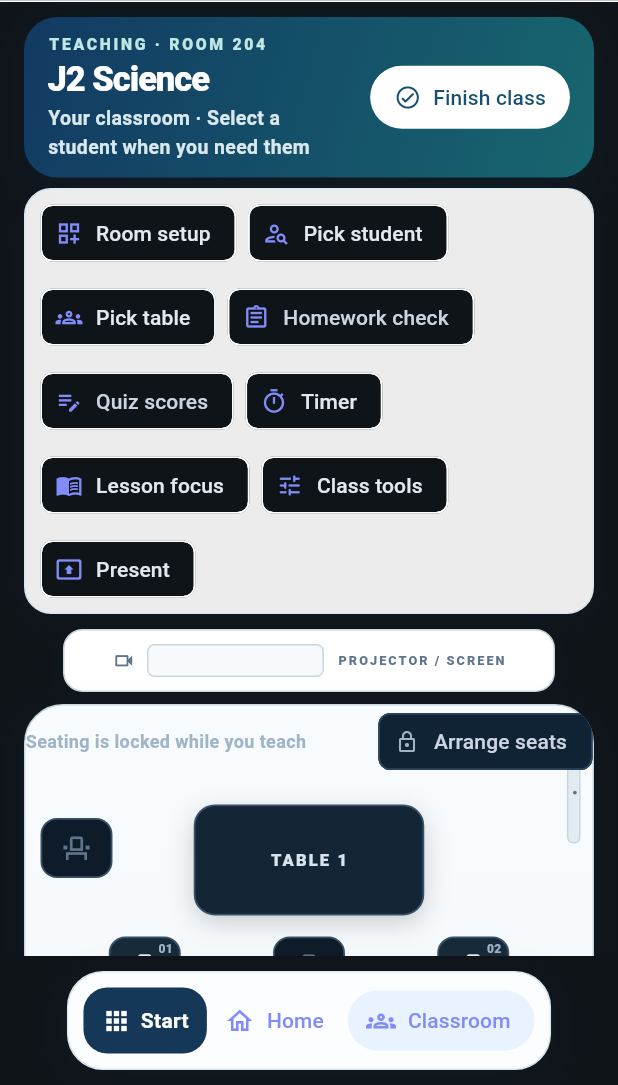
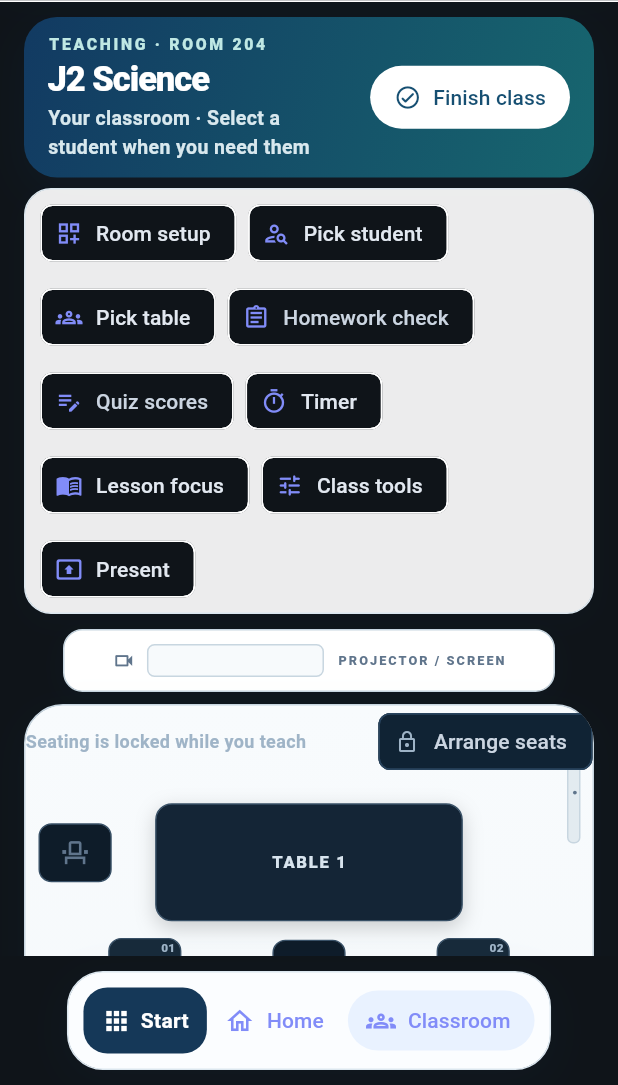
Before and after one commit to gastonstuart-lab/Gradeflow, a Flutter app: the TeachingJourney screen opened directly with empty values, item 3 of the bottom bar chosen, on a phone screen of 412 x 824 dp, the part 151-1236 px from its top. Run offline on Flutter 3.47's test engine with Material 3 defaults, Android fonts, the phone set to English and light mode, and no system bars; our stand-ins replace cloud_firestore, cloud_functions, csv, file_picker, firebase_auth, firebase_core and 10 more; missing offline and left inert: dart:js_interop, dart:ui_web, excel, icalendar_parser; accounts and stored records are empty.

Commit message:
refine: scale classroom groups and improve seating readability

```diff
--- a/lib/components/teaching_preview_room.dart
+++ b/lib/components/teaching_preview_room.dart
@@ -91,9 +91,8 @@ class _TeachingPreviewRoomState extends State<TeachingPreviewRoom> {
         return SingleChildScrollView(
           child: ConstrainedBox(
             constraints: BoxConstraints(
-              minHeight: constraints.maxHeight.isFinite
-                  ? constraints.maxHeight
-                  : 0,
+              minHeight:
+                  constraints.maxHeight.isFinite ? constraints.maxHeight : 0,
             ),
             child: Center(
               child: SizedBox(
@@ -184,7 +183,12 @@ class _TeachingPreviewRoomState extends State<TeachingPreviewRoom> {
                 widget.seats.length ~/ 4,
                 (table) => SizedBox(
                       width: width,
-                      child: _table(table),
+                      // Scale furniture and labels together, rather than
+                      // spreading fixed-size seats across a growing cell.
+                      child: FittedBox(
+                        fit: BoxFit.fitWidth,
+                        child: SizedBox(width: 480, child: _table(table)),
+                      ),
                     )));
       }),
     ]);
@@ -206,7 +210,7 @@ class _TeachingPreviewRoomState extends State<TeachingPreviewRoom> {
     final showLeftSide = !widget.allSideSeats && table == 0;
     final showRightSide = widget.allSideSeats || table == 2;
     final sideSeat = _seat(table * 4 + 3);
-    final sideSize = widget.presentation ? 72.0 : 64.0;
+    const sideSize = 80.0;
     final sidePlaceholder = SizedBox(width: sideSize, height: sideSize);
 
     return AnimatedContainer(
@@ -217,9 +221,7 @@ class _TeachingPreviewRoomState extends State<TeachingPreviewRoom> {
           horizontal: widget.presentation ? 8 : 2),
       decoration: BoxDecoration(
         color: lit
-            ? (dark
-                ? const Color(0x2239a0ff)
-                : const Color(0x143b82f6))
+            ? (dark ? const Color(0x2239a0ff) : const Color(0x143b82f6))
             : Colors.transparent,
         borderRadius: BorderRadius.circular(20),
       ),
@@ -236,10 +238,10 @@ class _TeachingPreviewRoomState extends State<TeachingPreviewRoom> {
               Expanded(
                 child: Center(
                   child: FractionallySizedBox(
-                    widthFactor: widget.presentation ? .72 : .68,
+                    widthFactor: .88,
                     child: AnimatedContainer(
                       duration: const Duration(milliseconds: 180),
-                      height: widget.presentation ? 88 : 74,
+                      height: widget.presentation ? 108 : 100,
                       decoration: BoxDecoration(
                         color: tableSurface,
                         borderRadius: BorderRadius.circular(14),
@@ -261,7 +263,7 @@ class _TeachingPreviewRoomState extends State<TeachingPreviewRoom> {
                         child: Text(
                           'TABLE ${table + 1}',
                           style: TextStyle(
-                            fontSize: widget.presentation ? 14 : 11,
+                            fontSize: 14,
                             letterSpacing: 1.45,
                             color: dark
                                 ? const Color(0xffd8e4ee)
@@ -301,9 +303,9 @@ class _TeachingPreviewRoomState extends State<TeachingPreviewRoom> {
         (id != null && id == widget.selectedStudent) || _moving == slot;
     final lit = id != null && widget.spotlightStudent == id;
     final name = widget.students[id] ?? 'Empty';
-    final slotWidth = widget.presentation ? 72.0 : 64.0;
-    final chairWidth = widget.presentation ? 56.0 : 48.0;
-    final chairHeight = widget.presentation ? 46.0 : 40.0;
+    const slotWidth = 80.0;
+    const chairWidth = 62.0;
+    const chairHeight = 50.0;
 
     final baseFill = id == null
         ? (dark ? const Color(0xff0e1c29) : const Color(0xfff5f8fb))
@@ -314,9 +316,7 @@ class _TeachingPreviewRoomState extends State<TeachingPreviewRoom> {
             ? const Color(0xff2584ff)
             : done && widget.checking
                 ? const Color(0xff4f9b73)
-                : (dark
-                    ? const Color(0xff385066)
-                    : const Color(0xffcbd8e3));
+                : (dark ? const Color(0xff385066) : const Color(0xffcbd8e3));
 
     Widget token({bool feedback = false}) => Material(
           color: Colors.transparent,
@@ -365,7 +365,7 @@ class _TeachingPreviewRoomState extends State<TeachingPreviewRoom> {
                             id == null
                                 ? Icons.event_seat_outlined
                                 : Icons.event_seat_rounded,
-                            size: widget.presentation ? 25 : 21,
+                            size: 26,
                             color: id == null
                                 ? (dark
                                     ? const Color(0xff60758c)
@@ -375,15 +375,14 @@ class _TeachingPreviewRoomState extends State<TeachingPreviewRoom> {
                                     : const Color(0xff536d83)),
                           ),
                         ),
-                        if (id != null &&
-                            widget.studentNumbers.containsKey(id))
+                        if (id != null && widget.studentNumbers.containsKey(id))
                           Positioned(
                             right: 4,
                             top: 3,
                             child: Text(
                               widget.studentNumbers[id]!,
                               style: TextStyle(
-                                fontSize: widget.presentation ? 9 : 8,
+                                fontSize: 10,
                                 height: 1,
                                 color: dark
                                     ? const Color(0xff9fb4c7)
@@ -409,7 +408,7 @@ class _TeachingPreviewRoomState extends State<TeachingPreviewRoom> {
                         overflow: TextOverflow.ellipsis,
                         textAlign: TextAlign.center,
                         style: TextStyle(
-                          fontSize: widget.presentation ? 12 : 10.5,
+                          fontSize: 14,
                           height: 1.1,
                           fontWeight: selected || lit
                               ? FontWeight.w800
@@ -456,8 +455,7 @@ class _TeachingPreviewRoomState extends State<TeachingPreviewRoom> {
                 ? Draggable<int>(
                     data: slot,
                     feedback: token(feedback: true),
-                    childWhenDragging:
-                        Opacity(opacity: .28, child: token()),
+                    childWhenDragging: Opacity(opacity: .28, child: token()),
                     child: token(),
                   )
                 : token(),
@@ -474,9 +472,7 @@ class _TeachingPreviewRoomState extends State<TeachingPreviewRoom> {
           Container(
             padding: const EdgeInsets.symmetric(horizontal: 7, vertical: 3),
             decoration: BoxDecoration(
-                color: dark
-                    ? const Color(0xff17334f)
-                    : const Color(0xffe8f2ff),
+                color: dark ? const Color(0xff17334f) : const Color(0xffe8f2ff),
                 borderRadius: BorderRadius.circular(999)),
             child: Text('Group ${widget.groups[id] ?? '-'}',
                 style: TextStyle(
@@ -497,9 +493,8 @@ class _TeachingPreviewRoomState extends State<TeachingPreviewRoom> {
                   padding: EdgeInsets.zero,
                   minimumSize: Size(slotWidth, 28),
                   textStyle: const TextStyle(fontSize: 9.5)),
-              onPressed: widget.onPresent == null
-                  ? null
-                  : () => widget.onPresent!(id),
+              onPressed:
+                  widget.onPresent == null ? null : () => widget.onPresent!(id),
               child: Text(widget.attendance[id] == 'Present'
                   ? '✓ Present'
                   : widget.attendance[id] ?? 'Present'),
@@ -529,5 +524,4 @@ class _TeachingPreviewRoomState extends State<TeachingPreviewRoom> {
       ]),
     );
   }
-
 }
--- a/lib/teaching_preview.dart
+++ b/lib/teaching_preview.dart
@@ -1392,7 +1392,10 @@ class _TeachingJourneyState extends State<TeachingJourney> {
               ),
             ),
           ),
-          child,
+          Padding(
+            padding: const EdgeInsets.only(bottom: 32),
+            child: child,
+          ),
         ]),
       ),
     ]);
```
Also changed, not shown: 1 other file.
